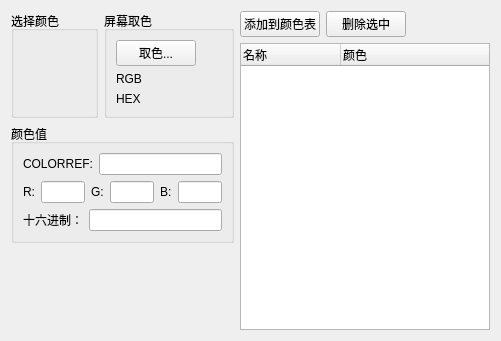
Above: code/ColorPicker/widgets/colorpickerwindow.ui from zhongyang219/DeveloperTools before the change. Below: the same form after it.
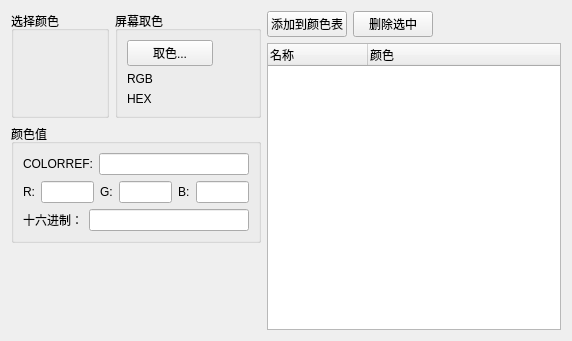
That is the form after the change. Icons and pictures are not drawn. Custom widgets are drawn as their Qt base class.

Patch:
```diff
--- a/code/ColorPicker/widgets/colorpickerwindow.ui
+++ b/code/ColorPicker/widgets/colorpickerwindow.ui
@@ -6,7 +6,7 @@
    <rect>
     <x>0</x>
     <y>0</y>
-    <width>501</width>
+    <width>572</width>
     <height>341</height>
    </rect>
   </property>
@@ -16,13 +16,19 @@
   <layout class="QHBoxLayout" name="horizontalLayout_7">
    <item>
     <widget class="QWidget" name="widget" native="true">
+     <property name="minimumSize">
+      <size>
+       <width>250</width>
+       <height>0</height>
+      </size>
+     </property>
      <property name="maximumSize">
       <size>
-       <width>230</width>
+       <width>250</width>
        <height>16777215</height>
       </size>
      </property>
-     <layout class="QVBoxLayout" name="verticalLayout">
+     <layout class="QVBoxLayout" name="verticalLayout" stretch="0,0,1">
       <property name="leftMargin">
        <number>0</number>
       </property>
@@ -44,11 +50,17 @@
           </property>
           <layout class="QVBoxLayout" name="verticalLayout_3">
            <item>
-            <widget class="QWidget" name="selectColorWidget" native="true">
+            <widget class="ColorWidget" name="selectColorWidget" native="true">
+             <property name="minimumSize">
+              <size>
+               <width>48</width>
+               <height>32</height>
+              </size>
+             </property>
              <property name="maximumSize">
               <size>
-               <width>40</width>
-               <height>30</height>
+               <width>48</width>
+               <height>32</height>
               </size>
              </property>
             </widget>
@@ -72,7 +84,20 @@
               </widget>
              </item>
              <item>
-              <widget class="QWidget" name="curColorWidget" native="true"/>
+              <widget class="ColorWidget" name="curColorWidget" native="true">
+               <property name="minimumSize">
+                <size>
+                 <width>30</width>
+                 <height>26</height>
+                </size>
+               </property>
+               <property name="maximumSize">
+                <size>
+                 <width>30</width>
+                 <height>26</height>
+                </size>
+               </property>
+              </widget>
              </item>
             </layout>
            </item>
@@ -233,6 +258,16 @@
    </item>
   </layout>
  </widget>
- <resources/>
+ <customwidgets>
+  <customwidget>
+   <class>ColorWidget</class>
+   <extends>QWidget</extends>
+   <header>widgets/ColorWidget.h</header>
+   <container>1</container>
+  </customwidget>
+ </customwidgets>
+ <resources>
+  <include location="../ColorPicker.qrc"/>
+ </resources>
  <connections/>
 </ui>
```
Left out of the diff: 8 changed lines with no effect on the pictures.
